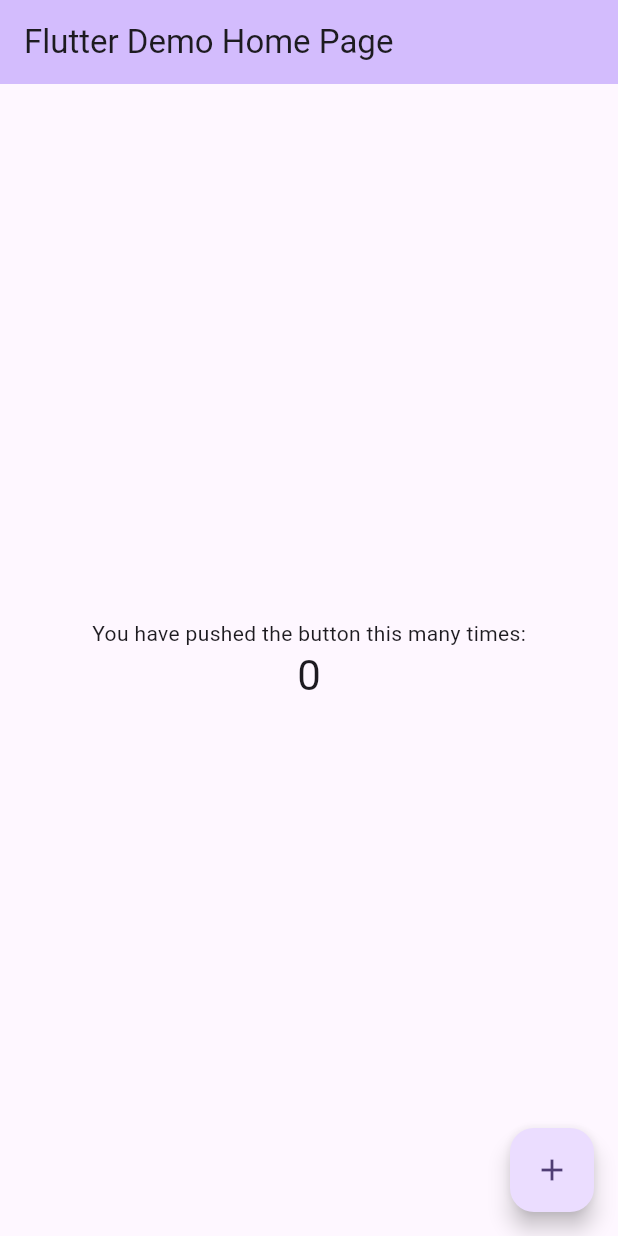
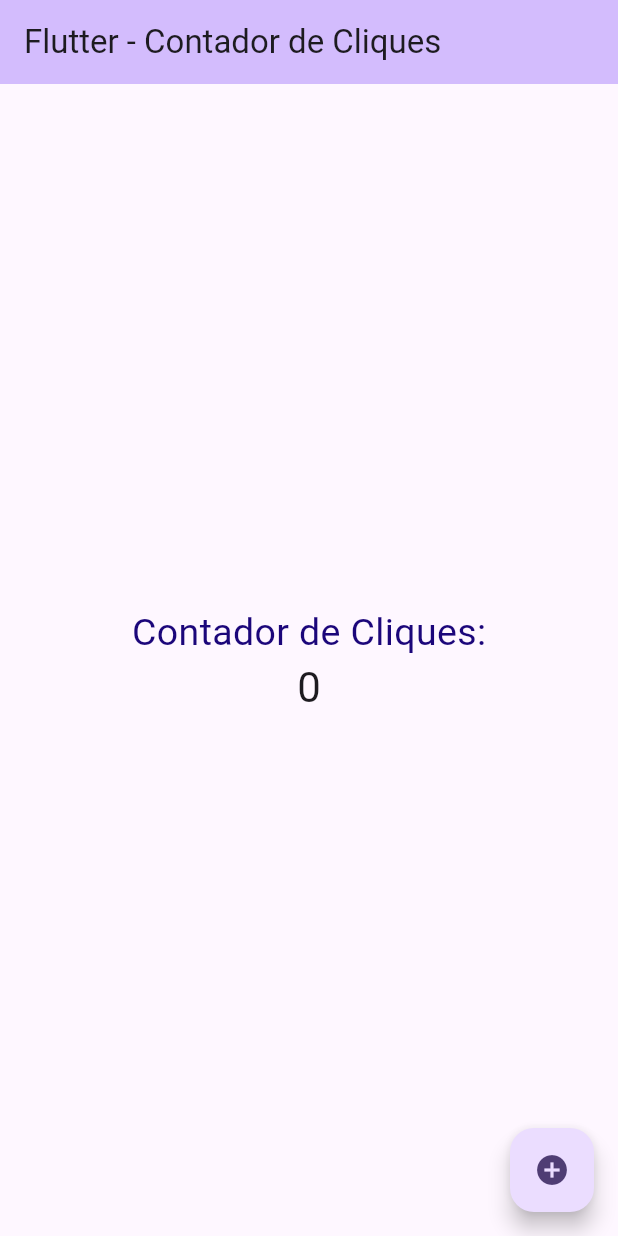
Before and after one commit to Purgano/meuappflutter, a Flutter app: the screen it shows after launch, on a phone screen of 412 x 824 dp. Run offline on Flutter 3.47's test engine with Material 3 defaults, Android fonts, the phone set to English and light mode, and no system bars.

Commit message:
"Alteração codigo"

```diff
--- a/lib/main.dart
+++ b/lib/main.dart
@@ -11,7 +11,7 @@ class MyApp extends StatelessWidget {
   @override
   Widget build(BuildContext context) {
     return MaterialApp(
-      title: 'Flutter Demo',
+      title: 'Contador de Cliques',
       theme: ThemeData(
         // This is the theme of your application.
         //
@@ -31,7 +31,7 @@ class MyApp extends StatelessWidget {
         colorScheme: ColorScheme.fromSeed(seedColor: Colors.deepPurple),
         useMaterial3: true,
       ),
-      home: const MyHomePage(title: 'Flutter Demo Home Page'),
+      home: const MyHomePage(title: 'Flutter - Contador de Cliques'),
     );
   }
 }
@@ -106,7 +106,8 @@ class _MyHomePageState extends State<MyHomePage> {
           mainAxisAlignment: MainAxisAlignment.center,
           children: <Widget>[
             const Text(
-              'You have pushed the button this many times:',
+              'Contador de Cliques:',
+              style: TextStyle(color: Color.fromARGB(255, 27, 6, 122), fontSize: 25),
             ),
             Text(
               '$_counter',
@@ -118,7 +119,7 @@ class _MyHomePageState extends State<MyHomePage> {
       floatingActionButton: FloatingActionButton(
         onPressed: _incrementCounter,
         tooltip: 'Increment',
-        child: const Icon(Icons.add),
+        child: const Icon(Icons.add_circle),
       ), // This trailing comma makes auto-formatting nicer for build methods.
     );
   }
```
